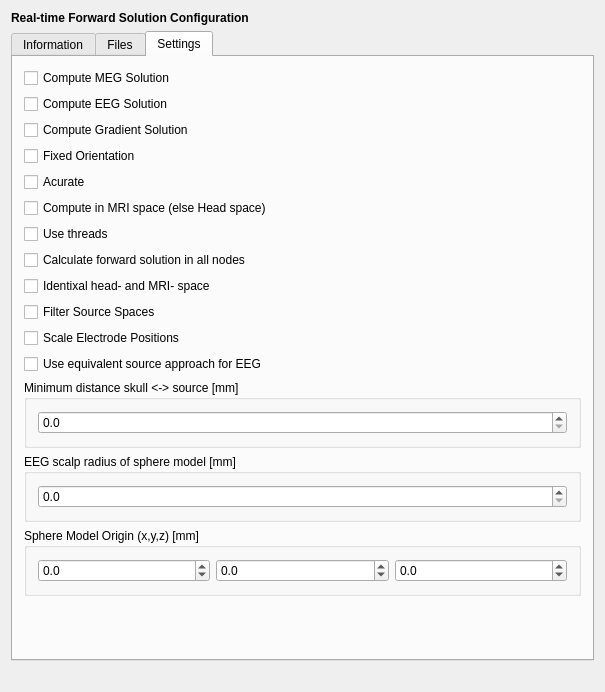
Before: the Qt Designer form applications/mne_scan/plugins/rtfwd/FormFiles/rtfwdsetup.ui in mne-tools/mne-cpp, drawn with Qt 5.
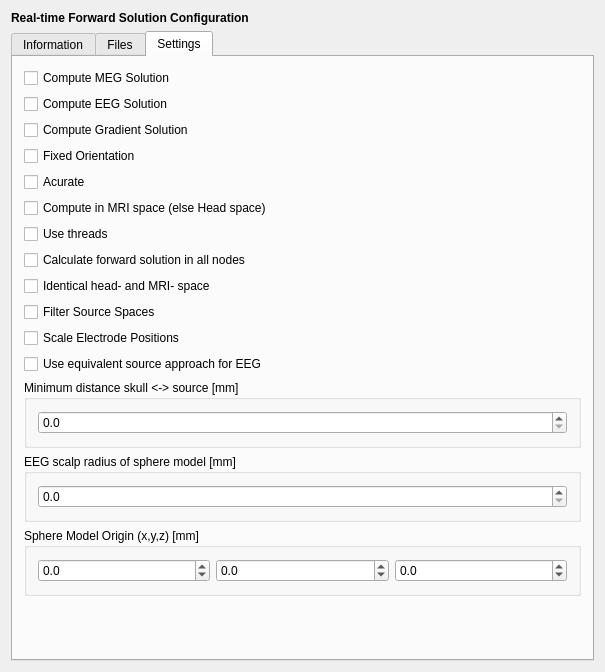
After: the same form once the commit is applied. The open tabs and pages were chosen to show the change.

Commit message: MAINT: Fix rtfwdsetup window size

```diff
--- a/applications/mne_scan/plugins/rtfwd/FormFiles/rtfwdsetup.ui
+++ b/applications/mne_scan/plugins/rtfwd/FormFiles/rtfwdsetup.ui
@@ -29,6 +29,12 @@
    </item>
    <item>
     <widget class="QTabWidget" name="tabWidget">
+     <property name="sizePolicy">
+      <sizepolicy hsizetype="Maximum" vsizetype="Expanding">
+       <horstretch>0</horstretch>
+       <verstretch>0</verstretch>
+      </sizepolicy>
+     </property>
      <property name="toolTip">
       <string>&lt;html&gt;&lt;head/&gt;&lt;body&gt;&lt;p&gt;s&lt;/p&gt;&lt;/body&gt;&lt;/html&gt;</string>
      </property>
@@ -382,7 +388,7 @@
        <item>
         <widget class="QCheckBox" name="m_check_bMriHeadIdent">
          <property name="text">
-          <string>Identixal head- and MRI- space</string>
+          <string>Identical head- and MRI- space</string>
          </property>
         </widget>
        </item>
@@ -519,19 +525,6 @@
      </widget>
     </widget>
    </item>
-   <item>
-    <spacer name="horizontalSpacer">
-     <property name="orientation">
-      <enum>Qt::Horizontal</enum>
-     </property>
-     <property name="sizeHint" stdset="0">
-      <size>
-       <width>40</width>
-       <height>20</height>
-      </size>
-     </property>
-    </spacer>
-   </item>
   </layout>
  </widget>
  <layoutdefault spacing="6" margin="11"/>
```
Left out of the diff: 2 changed lines with no effect on the pictures.
